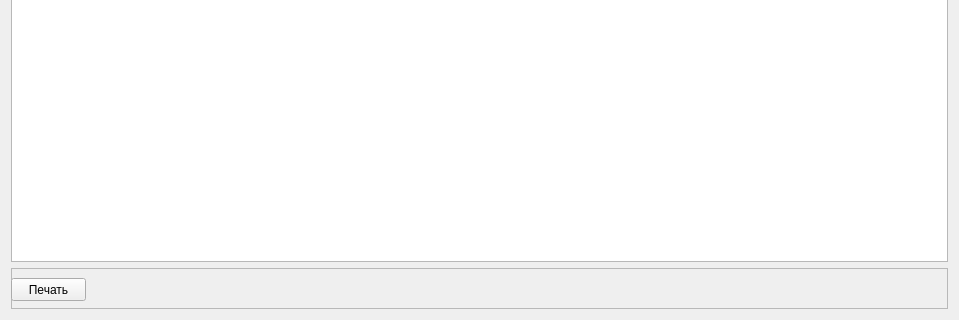
Before: the Qt Designer form TourII.ui in MasterFly150rus/f4c, drawn with Qt 5; both pictures show x 0 to 959 and y 263 to 583 of the 959 by 583 pixel window.
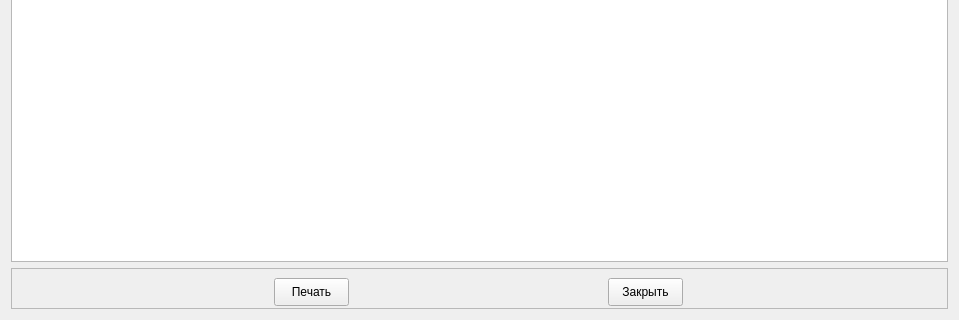
After: the same form once the commit is applied. Icons and pictures are not drawn.

Diff of the .ui file:
```diff
--- a/TourII.ui
+++ b/TourII.ui
@@ -44,19 +44,46 @@
      <property name="frameShadow">
       <enum>QFrame::Raised</enum>
      </property>
-     <widget class="QPushButton" name="pushButton">
-      <property name="geometry">
-       <rect>
-        <x>0</x>
-        <y>10</y>
-        <width>75</width>
-        <height>23</height>
-       </rect>
-      </property>
-      <property name="text">
-       <string>Печать</string>
-      </property>
-     </widget>
+     <layout class="QHBoxLayout" name="horizontalLayout">
+      <item>
+       <widget class="QPushButton" name="pushButton">
+        <property name="minimumSize">
+         <size>
+          <width>75</width>
+          <height>28</height>
+         </size>
+        </property>
+        <property name="maximumSize">
+         <size>
+          <width>75</width>
+          <height>28</height>
+         </size>
+        </property>
+        <property name="text">
+         <string>Печать</string>
+        </property>
+       </widget>
+      </item>
+      <item>
+       <widget class="QPushButton" name="cancel_btn">
+        <property name="minimumSize">
+         <size>
+          <width>75</width>
+          <height>28</height>
+         </size>
+        </property>
+        <property name="maximumSize">
+         <size>
+          <width>75</width>
+          <height>28</height>
+         </size>
+        </property>
+        <property name="text">
+         <string>Закрыть</string>
+        </property>
+       </widget>
+      </item>
+     </layout>
     </widget>
    </item>
   </layout>
```
Left out of the diff: 24 changed lines with no effect on the pictures.
